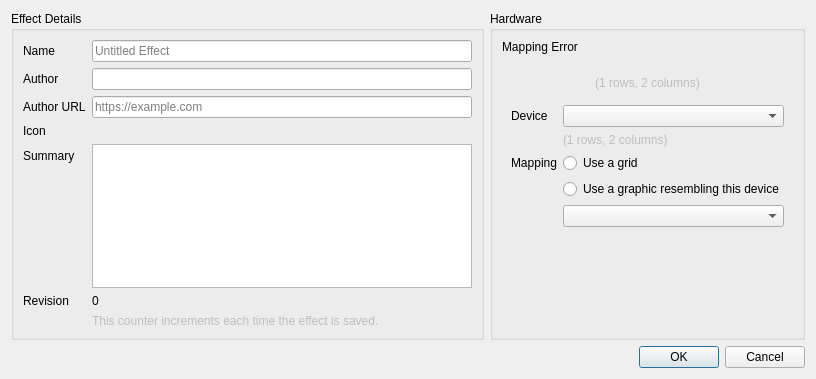
This is data/qt/effect-metadata-editor.ui in polychromatic/polychromatic as Qt 5 draws it before an edit. The edited form follows.
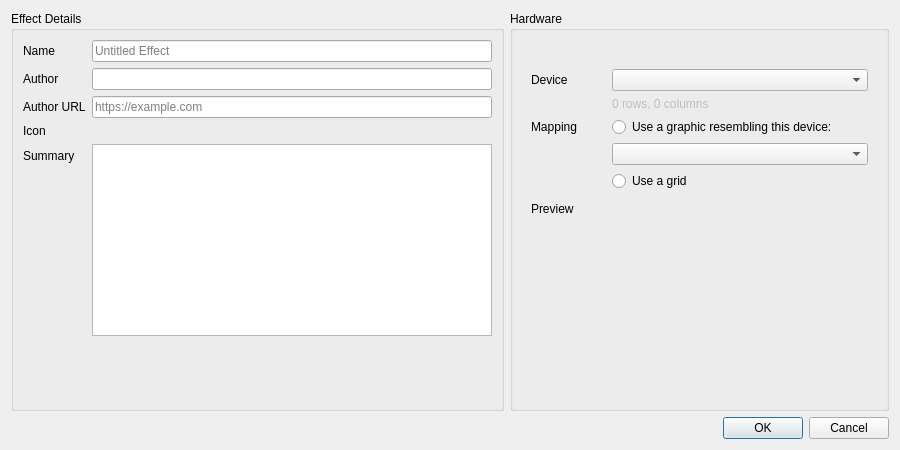
This is the edited form.

Commit message: editor: Fix up metadata device/graphic selection

Patch:
```diff
--- a/data/qt/effect-metadata-editor.ui
+++ b/data/qt/effect-metadata-editor.ui
@@ -9,8 +9,8 @@
    <rect>
     <x>0</x>
     <y>0</y>
-    <width>816</width>
-    <height>379</height>
+    <width>900</width>
+    <height>450</height>
    </rect>
   </property>
   <property name="windowTitle">
@@ -37,6 +37,12 @@
       </property>
       <item>
        <widget class="QGroupBox" name="DetailsGroup">
+        <property name="sizePolicy">
+         <sizepolicy hsizetype="Expanding" vsizetype="Preferred">
+          <horstretch>0</horstretch>
+          <verstretch>0</verstretch>
+         </sizepolicy>
+        </property>
         <property name="title">
          <string>Effect Details</string>
         </property>
@@ -65,6 +71,27 @@
            </property>
           </widget>
          </item>
+         <item row="1" column="1">
+          <widget class="QLineEdit" name="Author">
+           <property name="placeholderText">
+            <string/>
+           </property>
+          </widget>
+         </item>
+         <item row="2" column="0">
+          <widget class="QLabel" name="AuthorURLLabel">
+           <property name="text">
+            <string>Author URL</string>
+           </property>
+          </widget>
+         </item>
+         <item row="2" column="1">
+          <widget class="QLineEdit" name="AuthorURL">
+           <property name="placeholderText">
+            <string notr="true" extracomment="An example author URL">https://example.com</string>
+           </property>
+          </widget>
+         </item>
          <item row="4" column="0">
           <widget class="QLabel" name="EffectIconLabel">
            <property name="text">
@@ -72,6 +99,13 @@
            </property>
           </widget>
          </item>
+         <item row="4" column="1">
+          <widget class="QLabel" name="EffectIconPlaceholder">
+           <property name="text">
+            <string notr="true">&lt;Placeholder&gt;</string>
+           </property>
+          </widget>
+         </item>
          <item row="6" column="0">
           <widget class="QLabel" name="SummaryLabel">
            <property name="text">
@@ -86,57 +120,18 @@
            </property>
           </widget>
          </item>
-         <item row="7" column="0">
-          <widget class="QLabel" name="RevisionLabel">
-           <property name="text">
-            <string>Revision</string>
-           </property>
-          </widget>
-         </item>
          <item row="7" column="1">
-          <widget class="QLabel" name="Revision">
-           <property name="text">
-            <string notr="true">0</string>
+          <spacer name="verticalSpacer">
+           <property name="orientation">
+            <enum>Qt::Vertical</enum>
            </property>
-          </widget>
-         </item>
-         <item row="8" column="1">
-          <widget class="QLabel" name="RevisionTip">
-           <property name="enabled">
-            <bool>false</bool>
+           <property name="sizeHint" stdset="0">
+            <size>
+             <width>20</width>
+             <height>40</height>
+            </size>
            </property>
-           <property name="text">
-            <string>This counter increments each time the effect is saved.</string>
-           </property>
-          </widget>
-         </item>
-         <item row="1" column="1">
-          <widget class="QLineEdit" name="Author">
-           <property name="placeholderText">
-            <string/>
-           </property>
-          </widget>
-         </item>
-         <item row="2" column="1">
-          <widget class="QLineEdit" name="AuthorURL">
-           <property name="placeholderText">
-            <string notr="true" extracomment="An example author URL">https://example.com</string>
-           </property>
-          </widget>
-         </item>
-         <item row="2" column="0">
-          <widget class="QLabel" name="AuthorURLLabel">
-           <property name="text">
-            <string>Author URL</string>
-           </property>
-          </widget>
-         </item>
-         <item row="4" column="1">
-          <widget class="QLabel" name="EffectIconPlaceholder">
-           <property name="text">
-            <string notr="true">&lt;Placeholder&gt;</string>
-           </property>
-          </widget>
+          </spacer>
          </item>
         </layout>
        </widget>
@@ -150,49 +145,24 @@
          <item>
           <widget class="QLabel" name="MappingErrorLabel">
            <property name="text">
-            <string notr="true">Mapping Error</string>
+            <string notr="true">&lt;Placeholder&gt;</string>
            </property>
            <property name="wordWrap">
             <bool>true</bool>
            </property>
           </widget>
          </item>
-         <item>
-          <widget class="QWidget" name="MappingPreview" native="true">
-           <layout class="QVBoxLayout" name="verticalLayout_2">
-            <property name="leftMargin">
-             <number>0</number>
-            </property>
-            <property name="topMargin">
-             <number>0</number>
-            </property>
-            <property name="rightMargin">
-             <number>0</number>
-            </property>
-            <property name="bottomMargin">
-             <number>10</number>
-            </property>
-           </layout>
-          </widget>
-         </item>
-         <item>
-          <widget class="QLabel" name="MappingDimensions">
-           <property name="enabled">
-            <bool>false</bool>
-           </property>
-           <property name="text">
-            <string notr="true">(1 rows, 2 columns)</string>
-           </property>
-           <property name="alignment">
-            <set>Qt::AlignCenter</set>
-           </property>
-          </widget>
-         </item>
          <item>
           <widget class="QWidget" name="MappingForm" native="true">
            <layout class="QFormLayout" name="formLayout_3">
             <item row="1" column="0">
              <widget class="QLabel" name="MapDeviceLabel">
+              <property name="minimumSize">
+               <size>
+                <width>75</width>
+                <height>0</height>
+               </size>
+              </property>
               <property name="text">
                <string>Device</string>
               </property>
@@ -201,37 +171,69 @@
             <item row="1" column="1">
              <widget class="QComboBox" name="MapDevice"/>
             </item>
-            <item row="3" column="0">
+            <item row="2" column="1">
+             <widget class="QLabel" name="DeviceDimensions">
+              <property name="enabled">
+               <bool>false</bool>
+              </property>
+              <property name="text">
+               <string notr="true">0 rows, 0 columns</string>
+              </property>
+             </widget>
+            </item>
+            <item row="5" column="0">
              <widget class="QLabel" name="MapGraphicLabel">
+              <property name="minimumSize">
+               <size>
+                <width>75</width>
+                <height>0</height>
+               </size>
+              </property>
               <property name="text">
                <string>Mapping</string>
               </property>
              </widget>
             </item>
-            <item row="3" column="1">
-             <widget class="QRadioButton" name="MapGraphicToGrid">
-              <property name="text">
-               <string>Use a grid</string>
-              </property>
-             </widget>
-            </item>
             <item row="5" column="1">
              <widget class="QRadioButton" name="MapGraphicToSVG">
               <property name="text">
-               <string>Use a graphic resembling this device</string>
+               <string>Use a graphic resembling this device:</string>
               </property>
              </widget>
             </item>
             <item row="6" column="1">
              <widget class="QComboBox" name="MapGraphicList"/>
             </item>
-            <item row="2" column="1">
-             <widget class="QLabel" name="DeviceDimensions">
-              <property name="enabled">
-               <bool>false</bool>
+            <item row="7" column="1">
+             <widget class="QRadioButton" name="MapGraphicToGrid">
+              <property name="text">
+               <string>Use a grid</string>
               </property>
+             </widget>
+            </item>
+            <item row="8" column="0">
+             <widget class="QLabel" name="MapPreview">
+              <property name="minimumSize">
+               <size>
+                <width>75</width>
+                <height>0</height>
+               </size>
+              </property>
               <property name="text">
-               <string notr="true">(1 rows, 2 columns)</string>
+               <string>Preview</string>
+              </property>
+             </widget>
+            </item>
+            <item row="8" column="1">
+             <widget class="QLabel" name="MappingPreview">
+              <property name="minimumSize">
+               <size>
+                <width>256</width>
+                <height>128</height>
+               </size>
+              </property>
+              <property name="text">
+               <string notr="true"/>
               </property>
              </widget>
             </item>
```
The commit also changes 6 other files.
